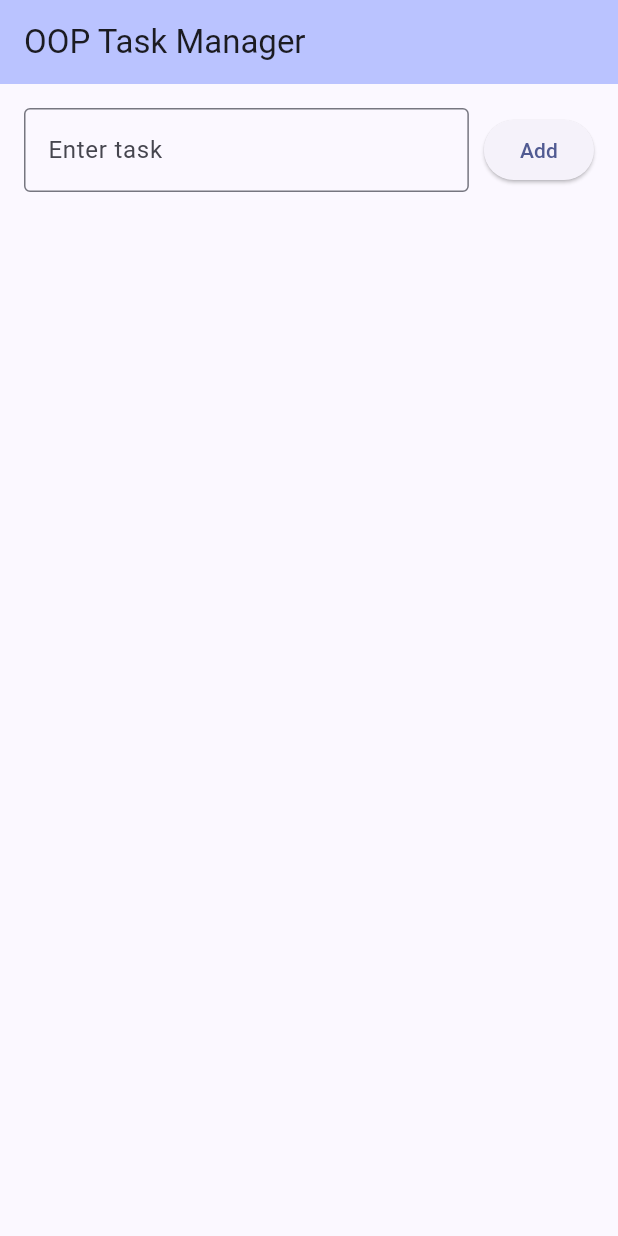
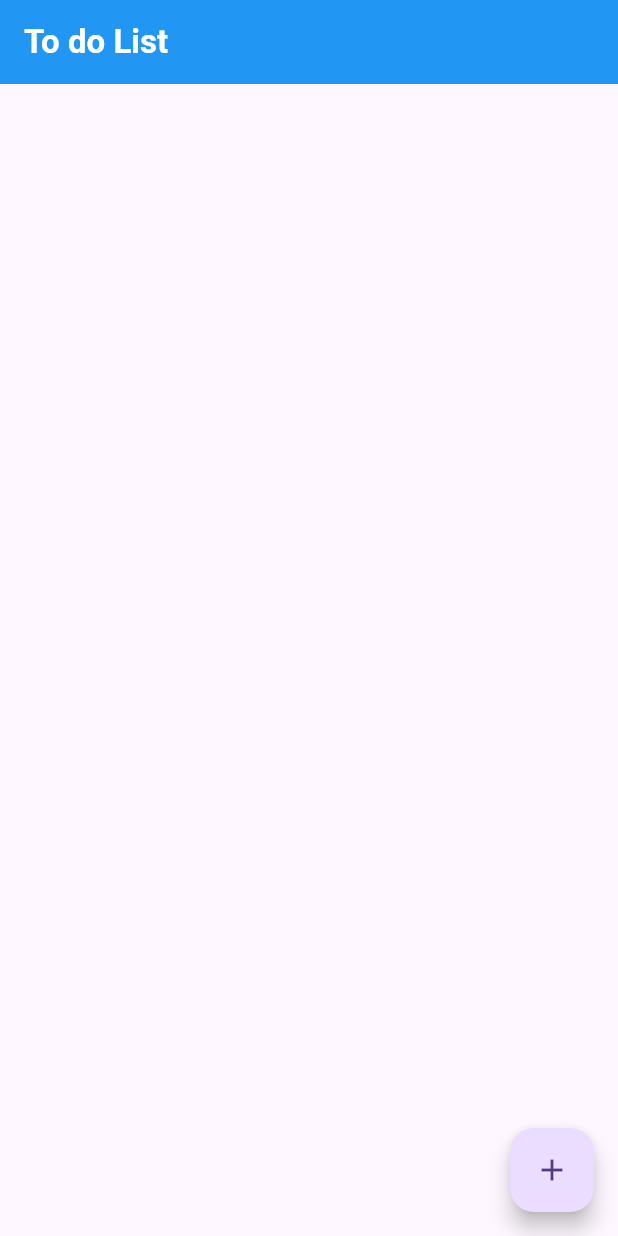
Before and after one commit to strlene/ureeka, a Flutter app: the screen it shows after launch, on a phone screen of 412 x 824 dp. Run offline on Flutter 3.47's test engine with Material 3 defaults, Android fonts, the phone set to English and light mode, and no system bars.

Commit message:
todo app

```diff
--- a/lib/main.dart
+++ b/lib/main.dart
@@ -1,152 +1,131 @@
 import 'package:flutter/material.dart';
 
-// MODEL CLASS: Represents a Task (OOP: Class + Encapsulation)
-class Task {
-  final String title;
-  bool isCompleted;
+void main() => runApp(const TodoApp());
 
-  Task({required this.title, this.isCompleted = false});
-
-  void toggleComplete() {
-    isCompleted = !isCompleted;
-  }
-}
-
-// TASK MANAGER: Manages the list of tasks (OOP: Abstraction + SRP)
-class TaskManager {
-  final List<Task> _tasks = [];
-
-  List<Task> get tasks => _tasks;
-
-  void addTask(String title) {
-    _tasks.add(Task(title: title));
-  }
-
-  void removeTask(int index) {
-    _tasks.removeAt(index);
-  }
-
-  void toggleTask(int index) {
-    _tasks[index].toggleComplete();
-  }
-}
-
-void main() {
-  runApp(const MyApp());
-}
-
-class MyApp extends StatelessWidget {
-  const MyApp({super.key});
+class TodoApp extends StatelessWidget {
+  const TodoApp({super.key});
 
   @override
   Widget build(BuildContext context) {
     return MaterialApp(
-      title: 'OOP Task Manager',
-      theme: ThemeData(
-        colorScheme: ColorScheme.fromSeed(seedColor: Colors.indigo),
-      ),
-      home: const TaskPage(title: 'OOP Task Manager'),
+      title: 'Todo App List',
+      debugShowCheckedModeBanner: false,
+      theme: ThemeData(primarySwatch: Colors.blue),
+      home: const TodoList(),
     );
   }
 }
 
-class TaskPage extends StatefulWidget {
-  const TaskPage({super.key, required this.title});
-  final String title;
+class TodoList extends StatefulWidget {
+  const TodoList({super.key});
 
   @override
-  State<TaskPage> createState() => _TaskPageState();
+  State<TodoList> createState() => _TodoListState();
 }
 
-class _TaskPageState extends State<TaskPage> {
-  final TaskManager _taskManager = TaskManager();
+class _TodoListState extends State<TodoList> {
+  final List<String> _todos = [];
   final TextEditingController _controller = TextEditingController();
 
-  void _addTask() {
-    String taskTitle = _controller.text.trim();
-    if (taskTitle.isNotEmpty) {
+  void _addTodo() {
+    final text = _controller.text.trim();
+    if (text.isNotEmpty) {
       setState(() {
-        _taskManager.addTask(taskTitle);
+        _todos.add(text);
         _controller.clear();
       });
     }
   }
 
-  void _toggleComplete(int index) {
+  void _confirmDelete(int index) {
+    showDialog(
+      context: context,
+      builder: (context) {
+        return AlertDialog(
+          title: const Text('Delete Task'),
+          content: const Text('Are you sure you want to delete this todo?'),
+          actions: [
+            TextButton(
+              onPressed: () {
+                Navigator.of(context).pop();
+              },
+              child: const Text('Cancel'),
+            ),
+            TextButton(
+              onPressed: () {
                 setState(() {
-      _taskManager.toggleTask(index);
+                  _todos.removeAt(index);
                 });
+                Navigator.of(context).pop();
+              },
+              child: const Text('Delete'),
+            ),
+          ],
+        );
+      },
+    );
   }
 
-  void _removeTask(int index) {
-    setState(() {
-      _taskManager.removeTask(index);
-    });
+  Widget _buildTodoItem(String task, int index) {
+    return Card(
+      margin: const EdgeInsets.symmetric(vertical: 4),
+      child: ListTile(
+        title: Text(task),
+        trailing: IconButton(
+          icon: const Icon(Icons.delete),
+          onPressed: () => _confirmDelete(index),
+        ),
+      ),
+    );
   }
 
   @override
   Widget build(BuildContext context) {
     return Scaffold(
       appBar: AppBar(
-        title: Text(widget.title),
-        backgroundColor: Theme.of(context).colorScheme.inversePrimary,
+        title: const Text(
+          'To do List',
+          style: TextStyle(color: Colors.white, fontWeight: FontWeight.bold),
+        ),
+        backgroundColor: Colors.blue,
       ),
       body: Padding(
-        padding: const EdgeInsets.all(16.0),
-        child: Column(
-          children: [
-            // Input field
-            Row(
-              children: [
-                Expanded(
-                  child: TextField(
-                    controller: _controller,
-                    decoration: const InputDecoration(
-                      labelText: 'Enter task',
-                      border: OutlineInputBorder(),
-                    ),
-                  ),
-                ),
-                const SizedBox(width: 10),
-                ElevatedButton(onPressed: _addTask, child: const Text("Add")),
-              ],
-            ),
-            const SizedBox(height: 20),
-            // Task list
-            Expanded(
+        padding: const EdgeInsets.all(16),
         child: ListView.builder(
-                itemCount: _taskManager.tasks.length,
+          itemCount: _todos.length,
           itemBuilder: (context, index) {
-                  final task = _taskManager.tasks[index];
-                  return ListTile(
-                    leading: IconButton(
-                      icon: Icon(
-                        task.isCompleted
-                            ? Icons.check_circle
-                            : Icons.radio_button_unchecked,
-                        color: task.isCompleted ? Colors.green : Colors.grey,
-                      ),
-                      onPressed: () => _toggleComplete(index),
-                    ),
-                    title: Text(
-                      task.title,
-                      style: TextStyle(
-                        decoration:
-                            task.isCompleted
-                                ? TextDecoration.lineThrough
-                                : TextDecoration.none,
-                      ),
-                    ),
-                    trailing: IconButton(
-                      icon: const Icon(Icons.delete, color: Colors.red),
-                      onPressed: () => _removeTask(index),
-                    ),
-                  );
+            return _buildTodoItem(_todos[index], index);
           },
         ),
       ),
+      floatingActionButton: FloatingActionButton(
+        onPressed: () {
+          showDialog(
+            context: context,
+            builder: (context) {
+              return AlertDialog(
+                title: const Text('Add Todo'),
+                content: TextField(
+                  controller: _controller,
+                  decoration: const InputDecoration(
+                    hintText: 'Enter todo item',
+                  ),
+                ),
+                actions: [
+                  TextButton(
+                    onPressed: () {
+                      _addTodo();
+                      Navigator.of(context).pop();
+                    },
+                    child: const Text('Add'),
+                  ),
                 ],
-        ),
+              );
+            },
+          );
+        },
+        tooltip: 'Add Todo',
+        child: const Icon(Icons.add),
       ),
     );
   }
```
Lines whose indentation alone changed are shown as unchanged.
